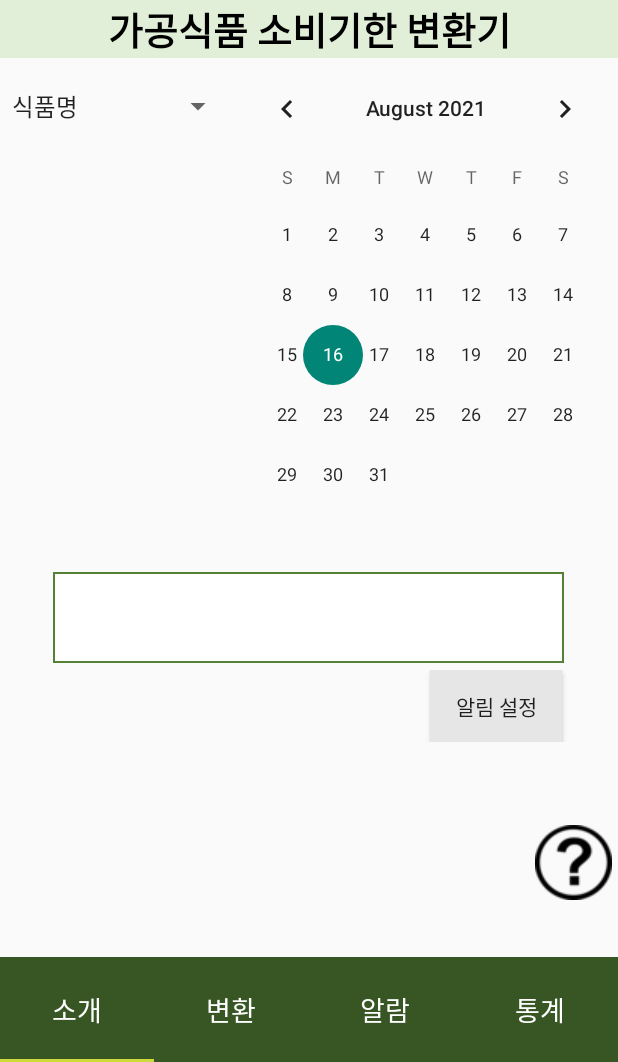
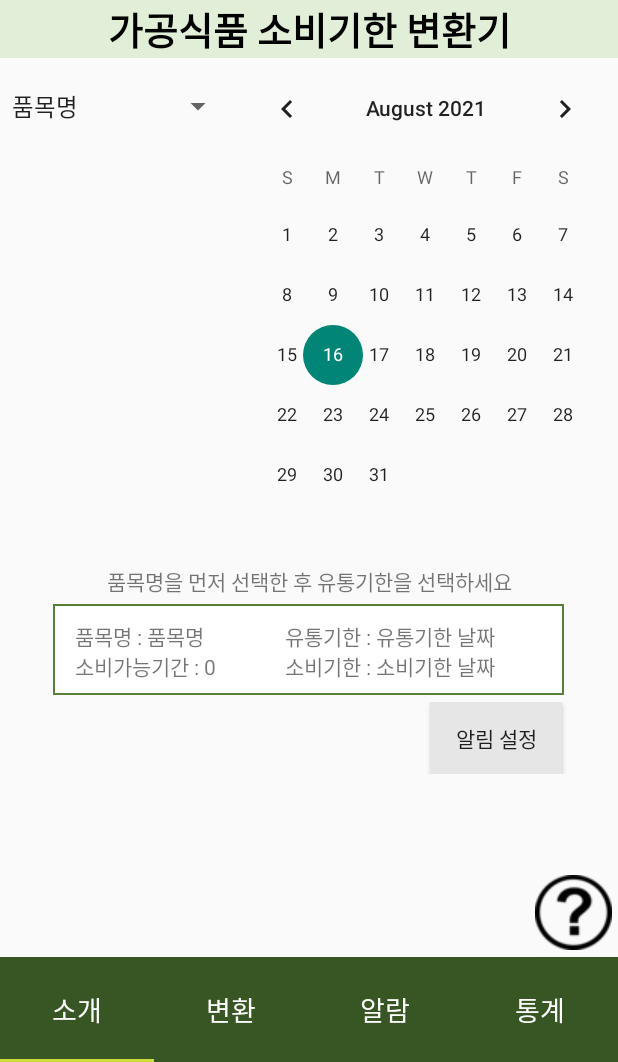
Before and after one commit to MinYeongPark/Ecoworker, an Android app: the fragment fragment_change placed in its activity, on a phone screen of 412 x 824 dp, the part 174-1236 px from its top. Run offline under Robolectric (Android 15) with nearby library versions, the phone set to English and light mode, and no system bars; our stand-ins replace Volley; network calls fail.

Commit message:
Add change feat

```diff
--- a/app/src/main/java/org/techtown/ecoworker/change/fragment_change.java
+++ b/app/src/main/java/org/techtown/ecoworker/change/fragment_change.java
@@ -1,54 +1,201 @@
 package org.techtown.ecoworker.change;
 
 import android.app.AlertDialog;
+import android.content.Context;
 import android.content.DialogInterface;
 import android.os.Bundle;
 import android.view.LayoutInflater;
 import android.view.View;
 import android.view.ViewGroup;
+import android.widget.AdapterView;
 import android.widget.ArrayAdapter;
 import android.widget.Button;
+import android.widget.CalendarView;
 import android.widget.ImageButton;
 import android.widget.Spinner;
+import android.widget.TextView;
+import android.widget.Toast;
 
+import androidx.annotation.NonNull;
 import androidx.fragment.app.Fragment;
 
 
+import com.android.volley.RequestQueue;
+import com.android.volley.Response;
+import com.android.volley.toolbox.Volley;
+
+import org.json.JSONException;
+import org.json.JSONObject;
 import org.techtown.ecoworker.R;
+import org.techtown.ecoworker.SharedPreferenceUtil;
+
+import java.text.SimpleDateFormat;
+import java.util.Calendar;
 
 
 public class fragment_change extends Fragment {
+
+    Context context;
+    int selectedUseTerm, selectedAlarmTerm;
+    String selectedFoodName, selectedExpDate, selectedUseDate;
+    String monthStr, expDateStr, useDateStr;
+    TextView foodName, expDate, useDateTerm, useDate;
+
+
 
     @Override
     public View onCreateView(LayoutInflater inflater, ViewGroup container, Bundle savedInstanceState) {
         ViewGroup rootview = (ViewGroup) inflater.inflate(R.layout.fragment_change, container, false);
 
-        final String[] food = {"식품명", "요거트", "계란", "식빵", "액상커피", "우유", "슬라이스 치즈", "두부", "라면", "냉동만두", "고추장", "참기름", "식용유", "참치캔"};
+        context = getActivity().getApplicationContext();
 
+        //userID 받아오기
+        String userID = SharedPreferenceUtil.getSharedPreference(context, "userID");
+
+        //아무것도 선택 안 했을 때
+        selectedFoodName = null;
+        selectedExpDate = null;
+        selectedUseDate = null;
+
+        //품목명 및 소비가능기간 목록 정의
+        final String[] food = {"품목명", "요거트", "계란", "식빵", "액상커피", "우유", "슬라이스 치즈", "두부", "김치", "라면", "냉동만두", "고추장", "참기름", "식용유", "참치캔"};
+        final int[] useTerm = {0, 10, 25, 18, 30, 45, 70, 90, 180, 240, 365, 730, 910, 1825, 3650};
+
+        //품목명 선택
+        foodName = rootview.findViewById(R.id.foodName);
+        useDateTerm = rootview.findViewById(R.id.useDateTerm);
         Spinner spinnerFood= (Spinner) rootview.findViewById(R.id.spinnerFood);
         ArrayAdapter<String> adapter = new ArrayAdapter<String>(getActivity(),android.R.layout.simple_spinner_item, food);
         adapter.setDropDownViewResource(android.R.layout.simple_spinner_dropdown_item);
         spinnerFood.setAdapter(adapter);
 
+        spinnerFood.setOnItemSelectedListener(new AdapterView.OnItemSelectedListener() {
+            @Override
+            public void onItemSelected(AdapterView<?> parent, View view, int position, long id) {
+                selectedFoodName = food[position];
+                foodName.setText(selectedFoodName);
 
+                selectedUseTerm = useTerm[position];
+                useDateTerm.setText(String.valueOf(selectedUseTerm));
+            }
+
+            @Override
+            public void onNothingSelected(AdapterView<?> parent) {
+
+            }
+        });
+
+
+        //유통기한 선택 및 소비기한 계산
+        expDate = rootview.findViewById(R.id.expDate);
+        useDate = rootview.findViewById(R.id.useDate);
+        CalendarView calendarView = rootview.findViewById(R.id.Calendar1);
+        calendarView.setOnDateChangeListener(new CalendarView.OnDateChangeListener() {
+            @Override
+            public void onSelectedDayChange(@NonNull CalendarView view, int year, int month, int dayOfMonth) {
+                month += 1;
+                //유통기한 나타내기
+                expDate.setText(String.format("%d년 %d월 %d일", year, month, dayOfMonth));
+
+                if (month <= 9) { //9월 이하의 달은 '0n'월로 지정
+                    monthStr = "0" + String.valueOf(month);
+                }
+
+                expDateStr = String.valueOf(dayOfMonth);
+                if (dayOfMonth <= 9) { //9일 이하의 일은 '0n'일로 지정
+                    expDateStr = "0" + String.valueOf(dayOfMonth);
+                }
+
+                selectedExpDate = String.valueOf(year) + "-" + monthStr + "-" + expDateStr;
+
+                try {
+                    Calendar expDateCal = Calendar.getInstance();
+                    expDateCal.set(Calendar.YEAR, year);
+                    expDateCal.set(Calendar.MONTH, month);
+                    expDateCal.set(Calendar.DATE,dayOfMonth);
+                    expDateCal.add(Calendar.DATE, selectedUseTerm);  //소비기한 계산
+
+                    int useDateYear = expDateCal.get(Calendar.YEAR);
+                    int useDateMonth = expDateCal.get(Calendar.MONTH);
+                    int useDateDate = expDateCal.get(Calendar.DATE);
+
+                    //소비기한 나타내기
+                    useDate.setText(String.format("%d년 %d월 %d일", useDateYear, useDateMonth, useDateDate));
+
+                    if (useDateMonth <= 9) { //9월 이하의 달은 '0n'월로 지정
+                        monthStr = "0" + String.valueOf(useDateMonth);
+                    }
+
+                    useDateStr = String.valueOf(useDateDate);
+                    if (useDateDate <= 9) {//9일 이하의 일은 '0n'일로 지정
+                        useDateStr = "0" + String.valueOf(useDateDate);
+                    }
+
+                    selectedUseDate = String.valueOf(year) + "-" + monthStr + "-" + useDateStr;
+
+                } catch (Exception e) {
+                    e.printStackTrace();
+                    return;
+                }
+            }
+        });
+
+        //알람 기간 선택
         Button expAlarm = (Button) rootview.findViewById(R.id.Alarm);
         expAlarm.setOnClickListener(new View.OnClickListener() {
             public void onClick(View v) {
+                final String[] versionArray = new String[]{"7일 전", "3일 전", "1일 전", "당일"};
 
-                final String[] versionArray = new String[]{"7일 전", "3일 전", "1일 전", "당일"};
                 AlertDialog.Builder dlg = new AlertDialog.Builder(getActivity());
                 dlg.setTitle("기간 설정");
+
+                selectedAlarmTerm = 7; //기본값은 '7일 전 알람'
+
                 dlg.setSingleChoiceItems(versionArray, 0,
                         new DialogInterface.OnClickListener() {
                             public void onClick(DialogInterface dialog, int which) {
+                                if (which == 1) { selectedAlarmTerm = 3; }        //2번째것 선택하면 '3일 전 알람' 선택
+                                else if (which == 2) { selectedAlarmTerm = 1; }   //3번째것 선택하면 '1일 전 알람' 선택
+                                else if (which == 3) { selectedAlarmTerm = 0; }   //4번째것 선택하면 '당일 알람' 선택
+                                else { selectedAlarmTerm = 7; }                   //0번째것 선택하면 '7일 전 알람' 선택
                             }
                         });
-                dlg.setPositiveButton("설정", null);
+
+                //알람 등록하기
+                dlg.setPositiveButton("설정", new DialogInterface.OnClickListener() {
+                    @Override
+                    public void onClick(DialogInterface dialog, int which) {
+                        Response.Listener<String> responseListener = new Response.Listener<String>() {
+                            @Override
+                            public void onResponse(String response) {
+                                try {
+                                    JSONObject jsonObject = new JSONObject(response);
+                                    boolean success = jsonObject.getBoolean("success");
+
+                                    if (success) { //등록에 성공한 경우
+                                        Toast.makeText(context, "알림이 등록되었습니다.", Toast.LENGTH_SHORT).show();
+                                    } else {
+                                        Toast.makeText(context, "알림 등록에 실패하였습니다.\n다시 확인해주세요.", Toast.LENGTH_SHORT).show();
+                                    }
+                                } catch (JSONException e) {
+                                    e.printStackTrace();
+                                }
+                            }
+                        };
+
+                        String alarmMethod = "소비기한";
+
+                        FoodRegisterRequest foodRegisterRequest = new FoodRegisterRequest(userID, selectedFoodName, selectedExpDate, selectedUseDate, alarmMethod, selectedAlarmTerm, responseListener);
+                        RequestQueue queue = Volley.newRequestQueue(context);
+                        queue.add(foodRegisterRequest);
+                    }
+                });
+
                 dlg.show();
             }
         });
 
-
+        //설명 창
         ImageButton InfoChange = (ImageButton) rootview.findViewById(R.id.InfoChange);
         InfoChange.setOnClickListener(new View.OnClickListener() {
 
--- a/app/src/main/res/layout/fragment_change.xml
+++ b/app/src/main/res/layout/fragment_change.xml
@@ -44,6 +44,16 @@
         android:orientation="vertical">
 
         <TextView
+            android:layout_width="match_parent"
+            android:layout_height="wrap_content"
+            android:textAlignment="center"
+            android:gravity="center"
+            android:text="품목명을 먼저 선택한 후 유통기한을 선택하세요" />
+        <FrameLayout
+            android:layout_width="match_parent"
+            android:layout_height="wrap_content">
+
+            <TextView
                 android:id="@+id/conResult"
                 android:layout_width="350dp"
                 android:layout_height="70dp"
@@ -52,6 +62,102 @@
                 android:gravity="center"
                 android:textColor="@color/black"
                 android:textSize="18dp" />
+
+            <LinearLayout
+                android:layout_width="wrap_content"
+                android:layout_height="wrap_content"
+                android:layout_marginStart="50dp"
+                android:layout_marginLeft="15dp"
+                android:layout_marginTop="15dp"
+                android:layout_marginEnd="15dp"
+                android:layout_marginRight="15dp"
+                android:layout_marginBottom="8dp">
+
+                <TextView
+                    android:layout_width="wrap_content"
+                    android:layout_height="wrap_content"
+                    android:text="품목명 : "/>
+
+                <TextView
+                    android:id="@+id/foodName"
+                    android:layout_width="wrap_content"
+                    android:layout_height="wrap_content"
+                    android:text="foodName"/>
+
+            </LinearLayout>
+
+            <LinearLayout
+                android:layout_width="wrap_content"
+                android:layout_height="wrap_content"
+                android:layout_marginStart="190dp"
+                android:layout_marginLeft="15dp"
+                android:layout_marginTop="15dp"
+                android:layout_marginEnd="15dp"
+                android:layout_marginRight="15dp"
+                android:layout_marginBottom="8dp">
+
+                <TextView
+                    android:layout_width="wrap_content"
+                    android:layout_height="wrap_content"
+                    android:text="유통기한 : "/>
+
+                <TextView
+                    android:id="@+id/expDate"
+                    android:layout_width="wrap_content"
+                    android:layout_height="wrap_content"
+                    android:text="유통기한 날짜"/>
+
+            </LinearLayout>
+
+            <LinearLayout
+                android:layout_width="wrap_content"
+                android:layout_height="wrap_content"
+                android:layout_marginStart="50dp"
+                android:layout_marginLeft="15dp"
+                android:layout_marginTop="35dp"
+                android:layout_marginEnd="15dp"
+                android:layout_marginRight="15dp"
+                android:layout_marginBottom="8dp">
+
+                <TextView
+                    android:layout_width="wrap_content"
+                    android:layout_height="wrap_content"
+                    android:text="소비가능기간 : "/>
+
+                <TextView
+                    android:id="@+id/useDateTerm"
+                    android:layout_width="wrap_content"
+                    android:layout_height="wrap_content"
+                    android:text="term"/>
+
+            </LinearLayout>
+
+            <LinearLayout
+                android:layout_width="wrap_content"
+                android:layout_height="wrap_content"
+                android:layout_marginStart="190dp"
+                android:layout_marginLeft="15dp"
+                android:layout_marginTop="35dp"
+                android:layout_marginEnd="15dp"
+                android:layout_marginRight="15dp"
+                android:layout_marginBottom="8dp">
+
+                <TextView
+                    android:layout_width="wrap_content"
+                    android:layout_height="wrap_content"
+                    android:text="소비기한 : "/>
+
+                <TextView
+                    android:id="@+id/useDate"
+                    android:layout_width="wrap_content"
+                    android:layout_height="wrap_content"
+                    android:text="소비기한 날짜"/>
+
+            </LinearLayout>
+
+        </FrameLayout>
+
+
 
         <LinearLayout
             android:layout_width="match_parent"
@@ -66,17 +172,26 @@
                 android:background="#e7e6e6"
                 android:layout_marginRight="37dp"/>
         </LinearLayout>
+
         <LinearLayout
             android:layout_marginTop="50dp"
-            android:layout_width="wrap_content"
-            android:layout_height="wrap_content"
-            android:layout_gravity="right">
+            android:layout_width="match_parent"
+            android:layout_height="match_parent"
+            android:layout_gravity="right"
+            android:orientation="vertical">
+
+            <LinearLayout
+                android:layout_width="match_parent"
+                android:layout_height="0dp"
+                android:layout_weight="1"/>
+
             <ImageButton
                 android:src="@drawable/question"
                 android:id="@+id/InfoChange"
                 android:layout_width="60dp"
                 android:layout_height="60dp"
-                android:background="@android:color/transparent"/>
+                android:layout_gravity="right"
+                android:background="@android:color/transparent" />
         </LinearLayout>
     </LinearLayout>
 </LinearLayout>
```
Also changed, not shown: app/src/main/java/org/techtown/ecoworker/change/FoodRegisterRequest.java (added, +11 -0 lines). Lines whose indentation alone changed are shown as unchanged.
